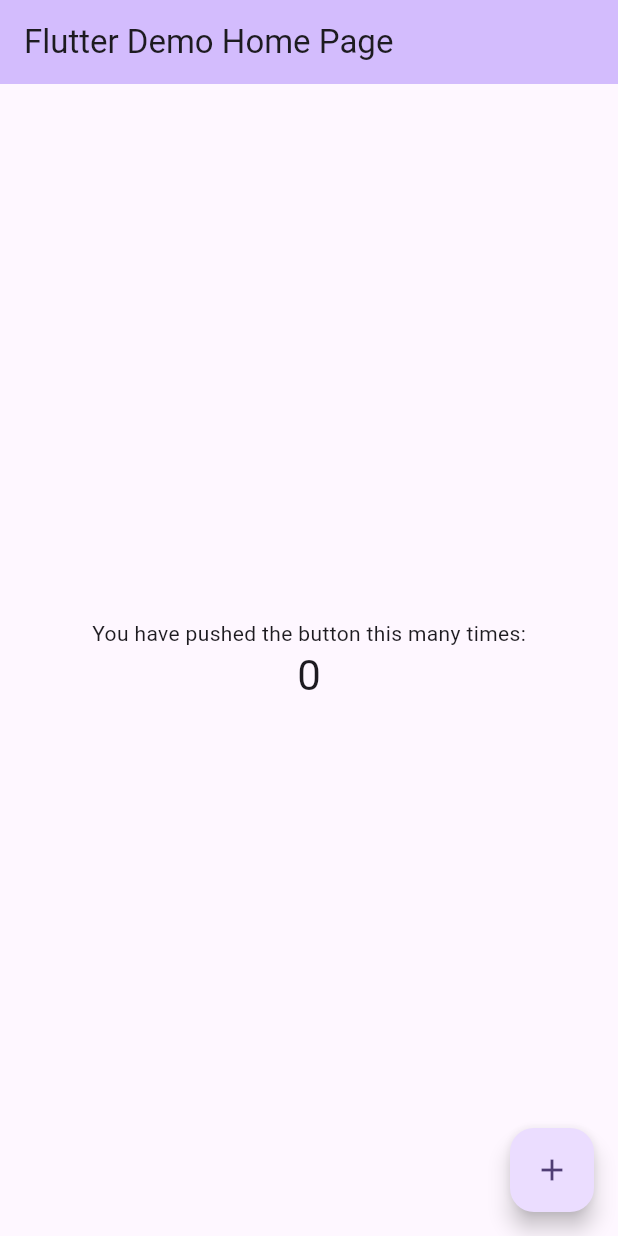
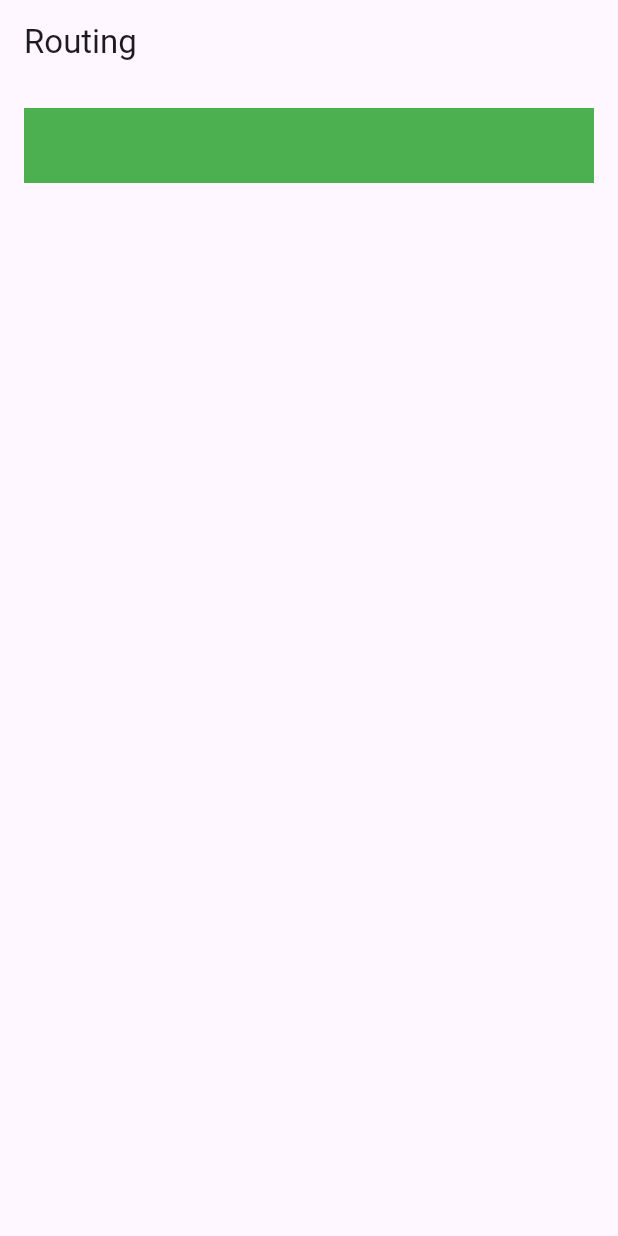
Before and after one commit to IsmailCoder366/Routing, a Flutter app: the screen it shows after launch, on a phone screen of 412 x 824 dp. Run offline on Flutter 3.47's test engine with Material 3 defaults, Android fonts, the phone set to English and light mode, and no system bars.

Commit message:
home screen updated with container widget

```diff
--- /dev/null
+++ b/lib/home_screen.dart
@@ -0,0 +1,44 @@
+import 'package:flutter/material.dart';
+
+class HomeScreen extends StatefulWidget {
+  const HomeScreen({super.key});
+
+  @override
+  State<HomeScreen> createState() => _HomeScreenState();
+}
+extension PaddingExtension on Widget {
+  Padding p16() => Padding(key: key, padding: const EdgeInsets.all(16),child : this);
+
+  Padding px(double value, {Key? key}) => Padding ( key: key, padding:
+            EdgeInsets.symmetric(horizontal: value),
+            child: this,
+            );
+  Padding py(double value, {Key? key}) => Padding ( key: key, padding:
+      EdgeInsets.symmetric(vertical: value),
+        child: this,
+      );
+}
+
+
+class _HomeScreenState extends State<HomeScreen> {
+  @override
+  Widget build(BuildContext context) {
+    return Scaffold(
+      appBar: AppBar(
+        title: Text('Routing'),
+
+      ),
+      body: Column(
+        children: [
+          Container(
+            height: 50,
+            width: double.infinity,
+            decoration: BoxDecoration(
+              color: Colors.green,
+            )
+          ).p16()
+        ],
+      ),
+    );
+  }
+}
--- a/lib/main.dart
+++ b/lib/main.dart
@@ -1,4 +1,5 @@
 import 'package:flutter/material.dart';
+import 'package:routing/home_screen.dart';
 
 void main() {
   runApp(const MyApp());
@@ -11,112 +12,8 @@ class MyApp extends StatelessWidget {
   @override
   Widget build(BuildContext context) {
     return MaterialApp(
-      title: 'Flutter Demo',
-      theme: ThemeData(
-        // This is the theme of your application.
-        //
-        // TRY THIS: Try running your application with "flutter run". You'll see
-        // the application has a purple toolbar. Then, without quitting the app,
-        // try changing the seedColor in the colorScheme below to Colors.green
-        // and then invoke "hot reload" (save your changes or press the "hot
-        // reload" button in a Flutter-supported IDE, or press "r" if you used
-        // the command line to start the app).
-        //
-        // Notice that the counter didn't reset back to zero; the application
-        // state is not lost during the reload. To reset the state, use hot
-        // restart instead.
-        //
-        // This works for code too, not just values: Most code changes can be
-        // tested with just a hot reload.
-        colorScheme: ColorScheme.fromSeed(seedColor: Colors.deepPurple),
-      ),
-      home: const MyHomePage(title: 'Flutter Demo Home Page'),
+
+      home: const HomeScreen(),
     );
   }
 }
-
-class MyHomePage extends StatefulWidget {
-  const MyHomePage({super.key, required this.title});
-
-  // This widget is the home page of your application. It is stateful, meaning
-  // that it has a State object (defined below) that contains fields that affect
-  // how it looks.
-
-  // This class is the configuration for the state. It holds the values (in this
-  // case the title) provided by the parent (in this case the App widget) and
-  // used by the build method of the State. Fields in a Widget subclass are
-  // always marked "final".
-
-  final String title;
-
-  @override
-  State<MyHomePage> createState() => _MyHomePageState();
-}
-
-class _MyHomePageState extends State<MyHomePage> {
-  int _counter = 0;
-
-  void _incrementCounter() {
-    setState(() {
-      // This call to setState tells the Flutter framework that something has
-      // changed in this State, which causes it to rerun the build method below
-      // so that the display can reflect the updated values. If we changed
-      // _counter without calling setState(), then the build method would not be
-      // called again, and so nothing would appear to happen.
-      _counter++;
-    });
-  }
-
-  @override
-  Widget build(BuildContext context) {
-    // This method is rerun every time setState is called, for instance as done
-    // by the _incrementCounter method above.
-    //
-    // The Flutter framework has been optimized to make rerunning build methods
-    // fast, so that you can just rebuild anything that needs updating rather
-    // than having to individually change instances of widgets.
-    return Scaffold(
-      appBar: AppBar(
-        // TRY THIS: Try changing the color here to a specific color (to
-        // Colors.amber, perhaps?) and trigger a hot reload to see the AppBar
-        // change color while the other colors stay the same.
-        backgroundColor: Theme.of(context).colorScheme.inversePrimary,
-        // Here we take the value from the MyHomePage object that was created by
-        // the App.build method, and use it to set our appbar title.
-        title: Text(widget.title),
-      ),
-      body: Center(
-        // Center is a layout widget. It takes a single child and positions it
-        // in the middle of the parent.
-        child: Column(
-          // Column is also a layout widget. It takes a list of children and
-          // arranges them vertically. By default, it sizes itself to fit its
-          // children horizontally, and tries to be as tall as its parent.
-          //
-          // Column has various properties to control how it sizes itself and
-          // how it positions its children. Here we use mainAxisAlignment to
-          // center the children vertically; the main axis here is the vertical
-          // axis because Columns are vertical (the cross axis would be
-          // horizontal).
-          //
-          // TRY THIS: Invoke "debug painting" (choose the "Toggle Debug Paint"
-          // action in the IDE, or press "p" in the console), to see the
-          // wireframe for each widget.
-          mainAxisAlignment: MainAxisAlignment.center,
-          children: <Widget>[
-            const Text('You have pushed the button this many times:'),
-            Text(
-              '$_counter',
-              style: Theme.of(context).textTheme.headlineMedium,
-            ),
-          ],
-        ),
-      ),
-      floatingActionButton: FloatingActionButton(
-        onPressed: _incrementCounter,
-        tooltip: 'Increment',
-        child: const Icon(Icons.add),
-      ), // This trailing comma makes auto-formatting nicer for build methods.
-    );
-  }
-}
```
